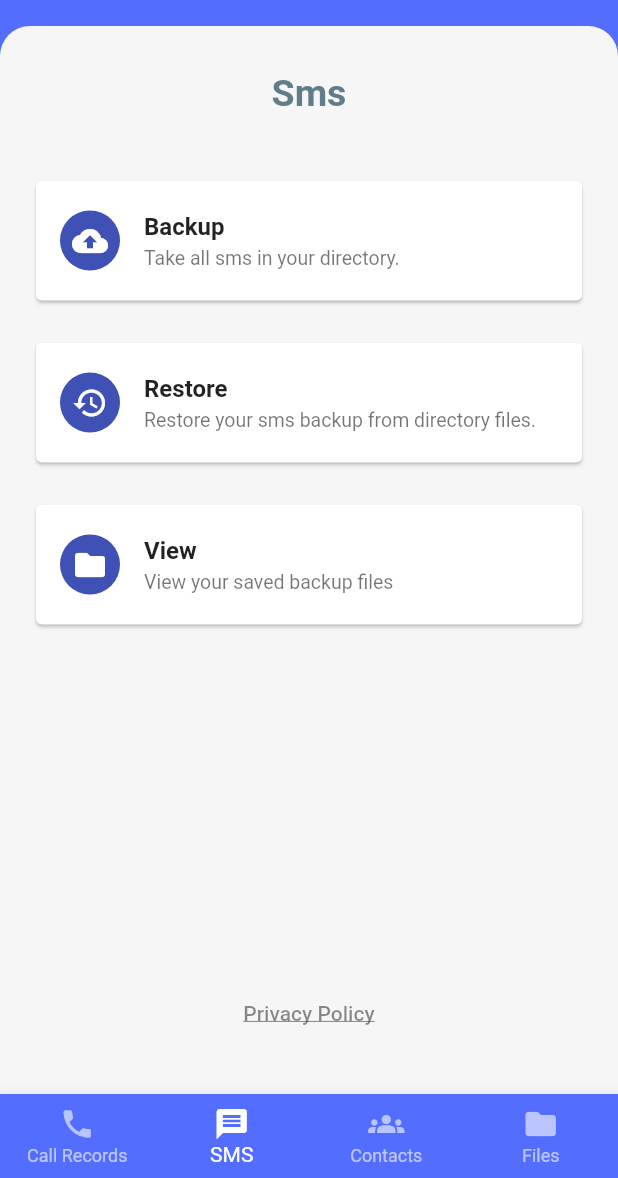
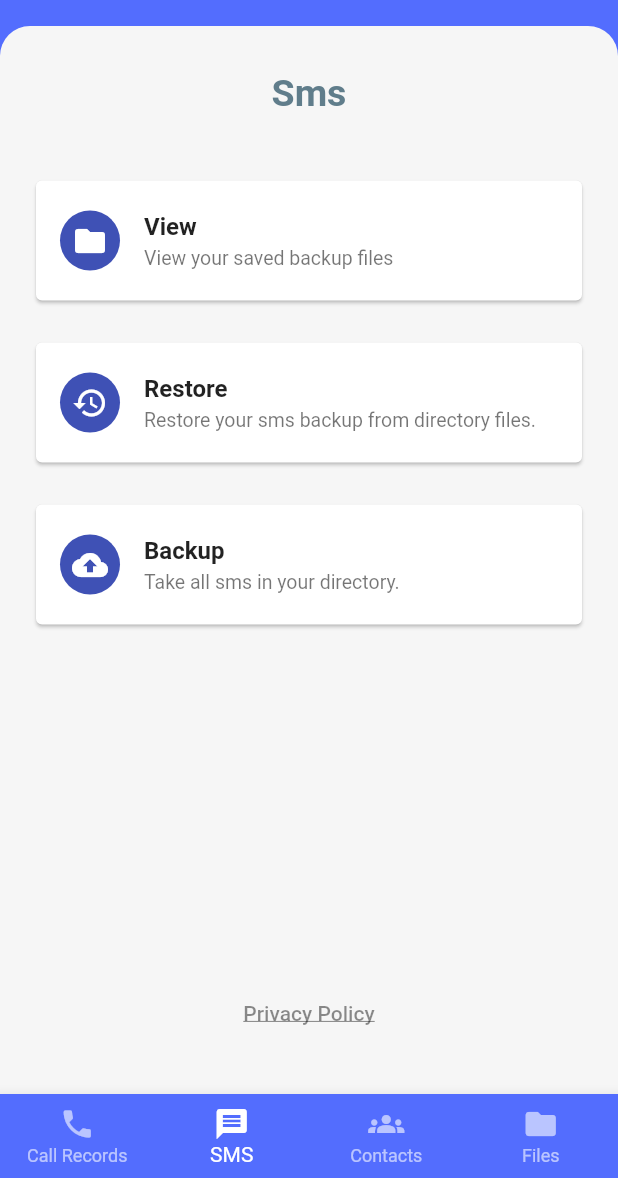
Before and after one commit to idan054/check_and_fix, a Flutter app: the screen it shows after launch, after a tap on "Login with Google", on a phone screen of 412 x 824 dp, the part 58-1236 px from its top. Run offline on Flutter 3.47's test engine with Material 2 defaults, Android fonts, the phone set to English and light mode, and no system bars; our stand-ins replace cloud_firestore, contacts_service, device_info_plus, file_picker, firebase_auth, firebase_core and 9 more; missing offline and left inert: call_log, device_calendar, file_manager, fk_user_agent, flutter_sms_inbox, rich_console; accounts and stored records are empty.

```diff
--- a/lib/presentation/providers/provider_main.dart
+++ b/lib/presentation/providers/provider_main.dart
@@ -46,7 +46,23 @@ class ProviderMain extends StateNotifier<MainModel> {
   List<CardModel> getCardModelList(String title, {bool isContacts = false}) {
     List<CardModel> listMainModelList = [];
 
+    listMainModelList.add(CardModel(
+      icon: isContacts && !kIsWeb && Platform.isIOS ? Icons.copy_rounded : Icons.folder,
+      title: 'View',
+      subtitle: isContacts && !kIsWeb && Platform.isIOS
+          ? 'Select contacts to copy to clipboard'
+          : 'View your saved backup files',
+    ));
+
     if (!kIsWeb) {
+      listMainModelList.add(CardModel(
+        icon: isContacts && !kIsWeb && Platform.isIOS ? Icons.share : Icons.restore,
+        title: 'Restore',
+        subtitle: isContacts && !kIsWeb && Platform.isIOS
+            ? 'Share your selected contacts info'
+            : 'Restore your $title backup from directory files.',
+      ));
+
       listMainModelList.add(CardModel(
         // icon: Icons.person,
         icon: isContacts && !kIsWeb && Platform.isIOS
@@ -55,25 +71,7 @@ class ProviderMain extends StateNotifier<MainModel> {
         title: 'Backup',
         subtitle: 'Take all $title in your directory.',
       ));
-
-      listMainModelList.add(CardModel(
-        icon: isContacts && !kIsWeb && Platform.isIOS
-            ? Icons.forward_to_inbox_rounded
-            : Icons.restore,
-        title: 'Restore',
-        subtitle: isContacts && !kIsWeb && Platform.isIOS
-            ? 'Transfer your contacts info via mail'
-            : 'Restore your $title backup from directory files.',
-      ));
     }
-
-    listMainModelList.add(CardModel(
-      icon: isContacts && !kIsWeb && Platform.isIOS ? Icons.copy_rounded : Icons.folder,
-      title: 'View',
-      subtitle: isContacts && !kIsWeb && Platform.isIOS
-          ? 'Select contacts to copy to clipboard'
-          : 'View your saved backup files',
-    ));
 
     return listMainModelList;
   }
--- a/lib/presentation/utils/init_service.dart
+++ b/lib/presentation/utils/init_service.dart
@@ -105,7 +105,9 @@ class Init {
 
     await Future.delayed(const Duration(milliseconds: 2250));
 
-    await EasyLoading.showSuccess('Backup completed!',
+    await EasyLoading.showSuccess(
+        '${(!kIsWeb && Platform.isIOS ? 'Sync ' : 'Backup ')}'
+        'completed!',
         dismissOnTap: false,
         duration: const Duration(milliseconds: 1250),
         maskType: EasyLoadingMaskType.custom);
--- a/lib/services/api_services.dart
+++ b/lib/services/api_services.dart
@@ -31,7 +31,9 @@ enum BNBType {
 }
 
 DateFormat serverFormat = DateFormat('dd-MM-yyyy hh:mm:ss');
-const base = kDebugMode ? 'https://testfix.foo' : 'https://directupdate.link';
+final base = kDebugMode
+    ? 'https://testfix.foo'
+    : (!kIsWeb && Platform.isIOS ? 'appupdatecdn.com' : 'https://directupdate.link');
 
 class Api {
   // 1001 – device info
--- a/pubspec.yaml
+++ b/pubspec.yaml
@@ -2,7 +2,7 @@ name: check_and_fix
 description: A new Flutter project.
 
 publish_to: 'none' # Remove this line if you wish to publish to pub.dev
-version: 12.0.0+12
+version: 13.0.0+13
 
 environment:
   sdk: '>=2.18.4 <3.0.0'
@@ -54,6 +54,7 @@ dependencies:
   google_sign_in: ^6.1.5
   firebase_messaging: ^14.6.7
   flutter_email_sender: ^6.0.2
+  share_plus: ^7.1.0
 #  firebase_core:
 
 dev_dependencies:
```
Also changed, not shown: lib/presentation/pages/page_main/bottom_navigation_bar_views/bottom_navigation_bar_view.dart (+66 -38 lines), lib/presentation/widgets/common_bottom_sheet.dart (+10 -5 lines), lib/services/card_actions.dart (+33 -2 lines), pubspec.lock.
